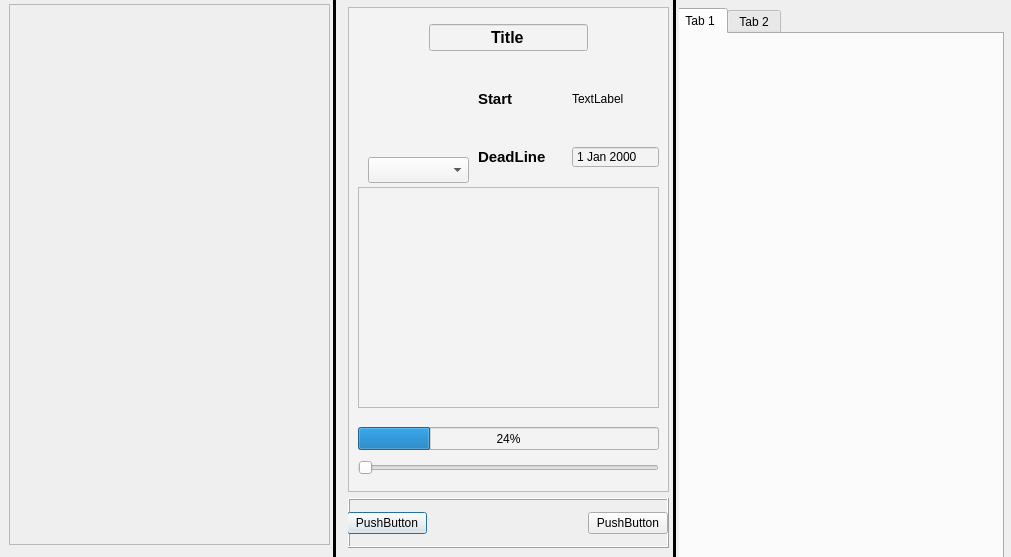
Old version of the form NewMe/homepage.ui in the repository SorasitWang/QtTutorial.
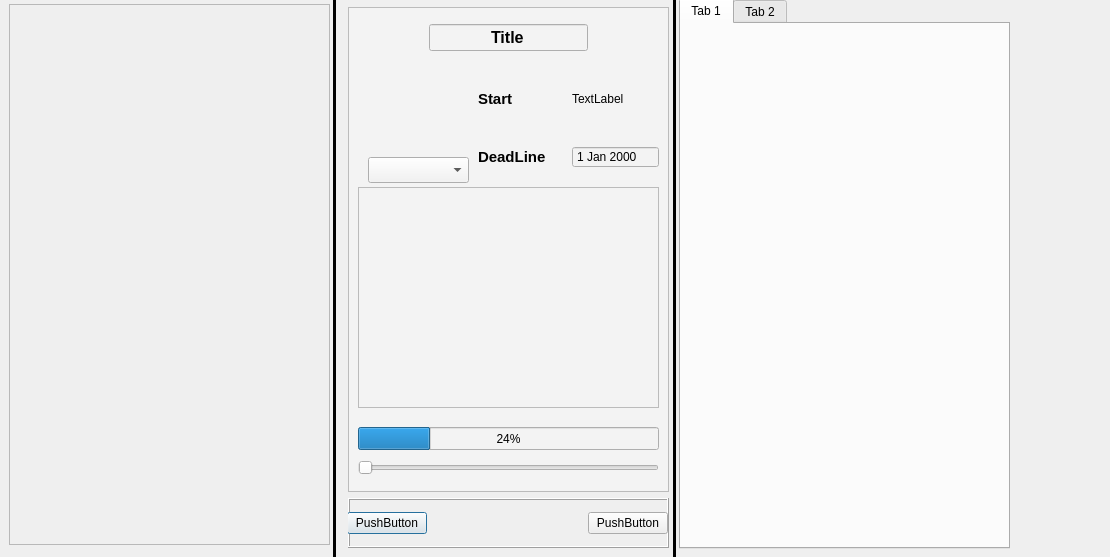
New version of the form. The open tabs and pages were chosen to show the change.

What changed in the file:
```diff
--- a/NewMe/homepage.ui
+++ b/NewMe/homepage.ui
@@ -6,7 +6,7 @@
    <rect>
     <x>0</x>
     <y>0</y>
-    <width>1011</width>
+    <width>1110</width>
     <height>557</height>
    </rect>
   </property>
@@ -24,7 +24,7 @@
     <rect>
      <x>0</x>
      <y>-1</y>
-     <width>1011</width>
+     <width>1081</width>
      <height>561</height>
     </rect>
    </property>
@@ -411,12 +411,18 @@
        <widget class="QTabWidget" name="tabWidget">
         <property name="geometry">
          <rect>
-          <x>-6</x>
-          <y>10</y>
+          <x>0</x>
+          <y>0</y>
           <width>331</width>
           <height>551</height>
          </rect>
         </property>
+        <property name="sizePolicy">
+         <sizepolicy hsizetype="Expanding" vsizetype="Minimum">
+          <horstretch>0</horstretch>
+          <verstretch>0</verstretch>
+         </sizepolicy>
+        </property>
         <property name="currentIndex">
          <number>1</number>
         </property>
```
Left out of the diff: 13 changed lines with no effect on the pictures.
